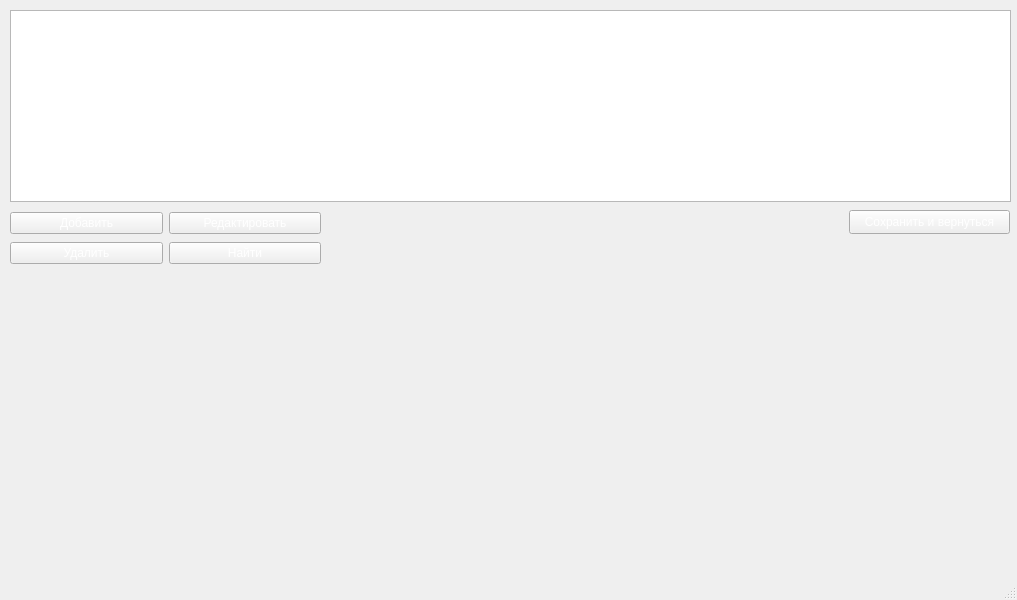
Above: viewwindow.ui from FrizDark/Carshop-exam before the change. Below: the same form after it.
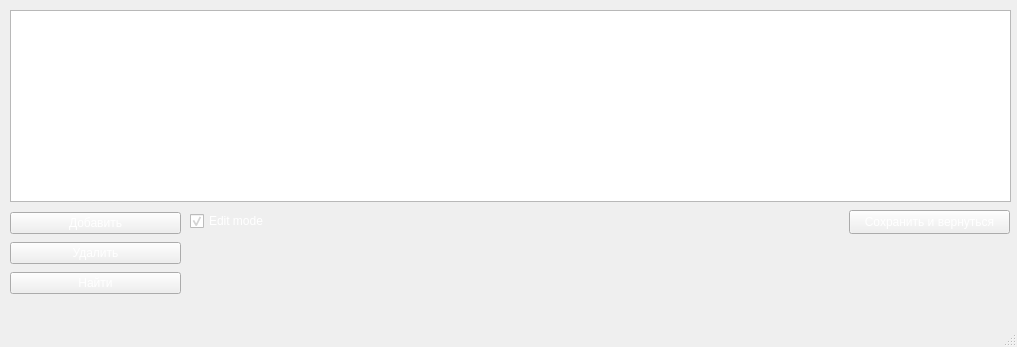
That is the form after the change.

Commit message: Added an cell edit mode

```diff
--- a/viewwindow.ui
+++ b/viewwindow.ui
@@ -7,7 +7,7 @@
     <x>0</x>
     <y>0</y>
     <width>1017</width>
-    <height>600</height>
+    <height>347</height>
    </rect>
   </property>
   <property name="windowTitle">
@@ -55,17 +55,31 @@
      <string>Сохранить и вернуться</string>
     </property>
    </widget>
+   <widget class="QCheckBox" name="editBox">
+    <property name="geometry">
+     <rect>
+      <x>190</x>
+      <y>210</y>
+      <width>151</width>
+      <height>22</height>
+     </rect>
+    </property>
+    <property name="text">
+     <string>Edit mode</string>
+    </property>
+    <property name="checked">
+     <bool>true</bool>
+    </property>
+   </widget>
    <widget class="QWidget" name="">
     <property name="geometry">
      <rect>
       <x>10</x>
       <y>210</y>
-      <width>311</width>
-      <height>58</height>
+      <width>171</width>
+      <height>86</height>
      </rect>
     </property>
-    <layout class="QHBoxLayout" name="horizontalLayout">
-     <item>
       <layout class="QVBoxLayout" name="verticalLayout">
        <item>
         <widget class="QPushButton" name="addBtn">
@@ -81,25 +95,12 @@
          </property>
         </widget>
        </item>
-      </layout>
-     </item>
-     <item>
-      <layout class="QVBoxLayout" name="verticalLayout_2">
-       <item>
-        <widget class="QPushButton" name="editBtn">
-         <property name="text">
-          <string>Редактировать</string>
-         </property>
-        </widget>
-       </item>
        <item>
         <widget class="QPushButton" name="findBtn">
          <property name="text">
           <string>Найти</string>
          </property>
         </widget>
-       </item>
-      </layout>
      </item>
     </layout>
    </widget>
```
Left out of the diff: 5 changed lines with no effect on the pictures. Lines whose indentation alone changed are shown as unchanged. The commit also changes 5 other files.
